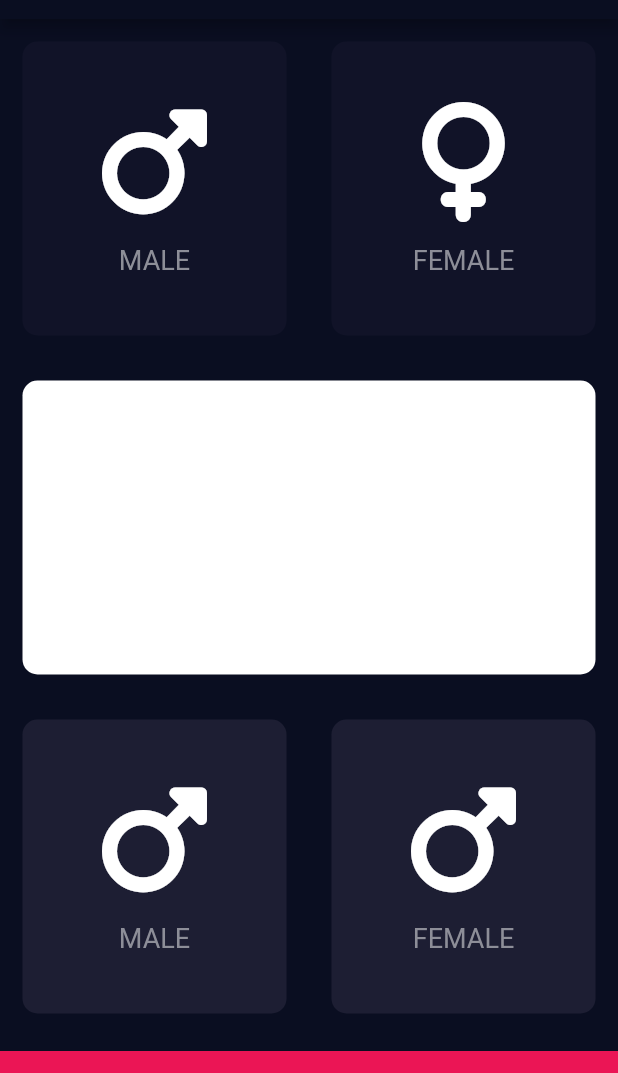
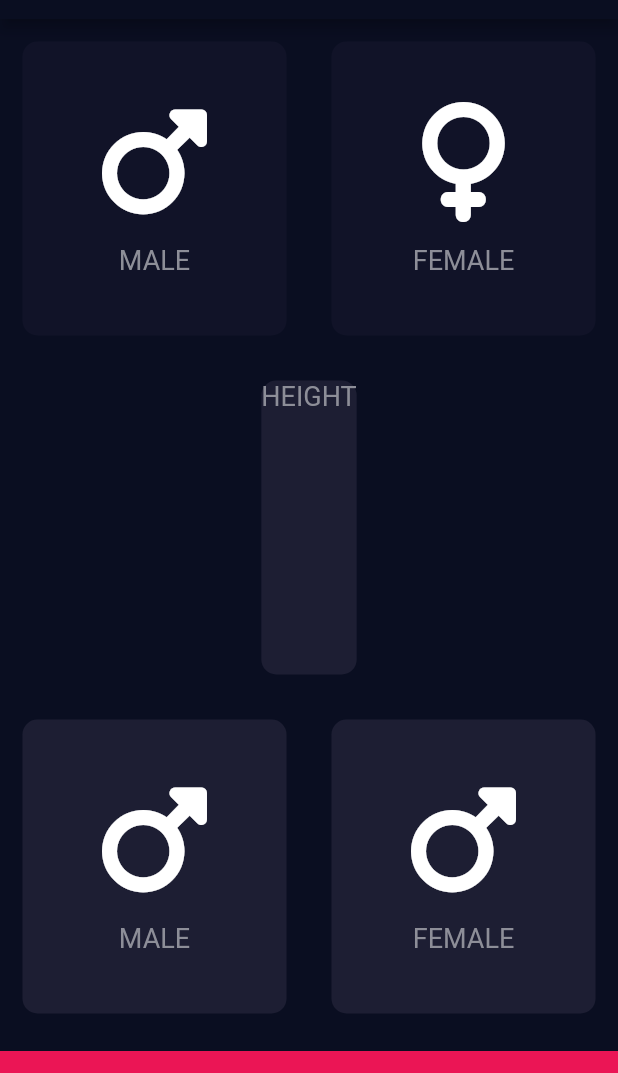
Before and after one commit to sinh3008/lab_07_bmi_caculator, a Flutter app: the screen it shows after launch, on a phone screen of 412 x 824 dp, the part 65-1138 px from its top. Run offline on Flutter 3.47's test engine with Material 2 defaults, Android fonts, the phone set to English and light mode, and no system bars; our stand-ins replace font_awesome_flutter.

Commit message:
2p20s widget body

```diff
--- /dev/null
+++ b/lib/constaints.dart
@@ -0,0 +1,3 @@
+import 'package:flutter/material.dart';
+
+const labelTextStyle = TextStyle(fontSize: 18, color: Color(0XFF8D8E98));
--- a/lib/screen/icon_content.dart
+++ b/lib/screen/icon_content.dart
@@ -1,6 +1,5 @@
 import 'package:flutter/material.dart';
-
-const labelTextStyle = TextStyle(fontSize: 18, color: Color(0XFF8D8E98));
+import 'package:lab_07_bmi_caculator/constaints.dart';
 
 class IconContent extends StatelessWidget {
   IconContent({required this.iconData, required this.label});
@@ -22,7 +21,7 @@ class IconContent extends StatelessWidget {
         ),
         Text(
           label,
-          style:labelTextStyle,
+          style: labelTextStyle,
         )
       ],
     );
--- a/lib/screen/input_screen.dart
+++ b/lib/screen/input_screen.dart
@@ -3,6 +3,7 @@ import 'package:font_awesome_flutter/font_awesome_flutter.dart';
 import 'package:lab_07_bmi_caculator/colors.dart';
 import 'icon_content.dart';
 import 're_use_card.dart';
+import 'package:lab_07_bmi_caculator/constaints.dart';
 
 class InputPage extends StatefulWidget {
   const InputPage({super.key});
@@ -62,13 +63,16 @@ class _InputPageState extends State<InputPage> {
             ),
           ),
           Expanded(
-            child: Container(
-              margin: EdgeInsets.all(15),
-              decoration: BoxDecoration(
-                // color: Color(0XFF1D1E33),
-                color: Colors.white,
-                borderRadius: BorderRadius.circular(10),
+            child: ReusebleCard(
+              cardChild: Column(
+                children: [
+                  Text(
+                    'HEIGHT',
+                    style: labelTextStyle,
+                  ),
+                ],
               ),
+              colour: activeCardColor,
             ),
           ),
           Expanded(
--- a/lib/screen/re_use_card.dart
+++ b/lib/screen/re_use_card.dart
@@ -1,12 +1,11 @@
 import 'package:flutter/material.dart';
 
 class ReusebleCard extends StatelessWidget {
-  ReusebleCard(
-      {required this.colour, required this.cardChild, required this.onPress});
+  ReusebleCard({required this.colour, required this.cardChild, this.onPress});
 
   final Color colour;
   final Widget cardChild;
-  final Function() onPress;
+  final Function()? onPress;
 
   @override
   Widget build(BuildContext context) {
```
